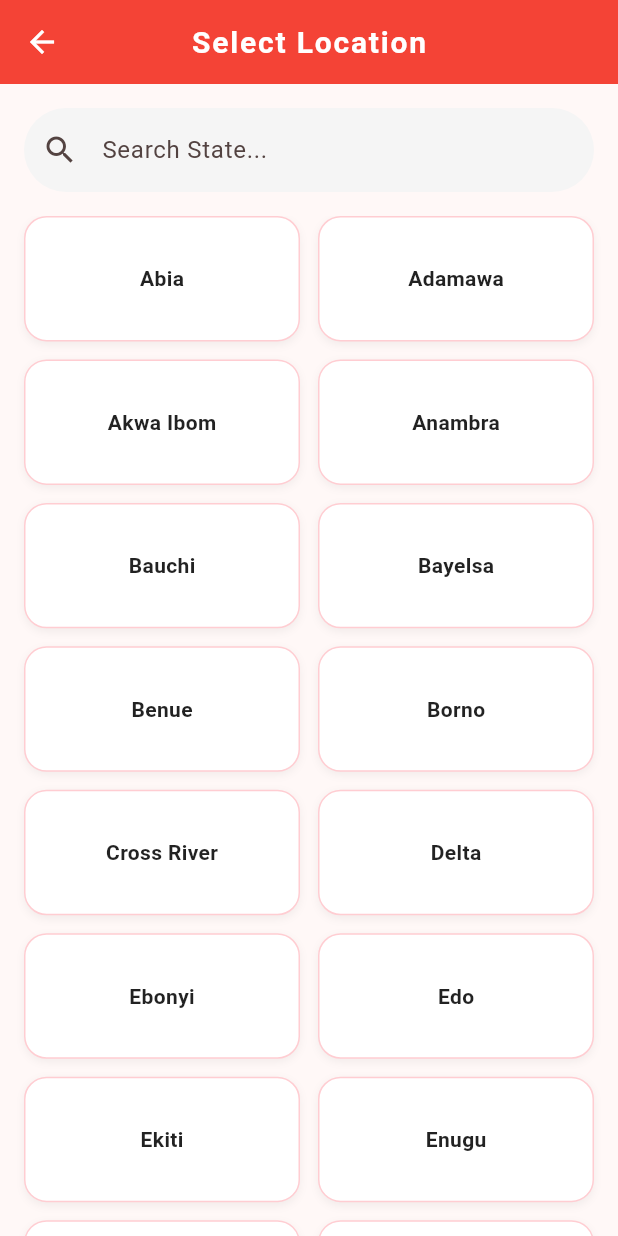
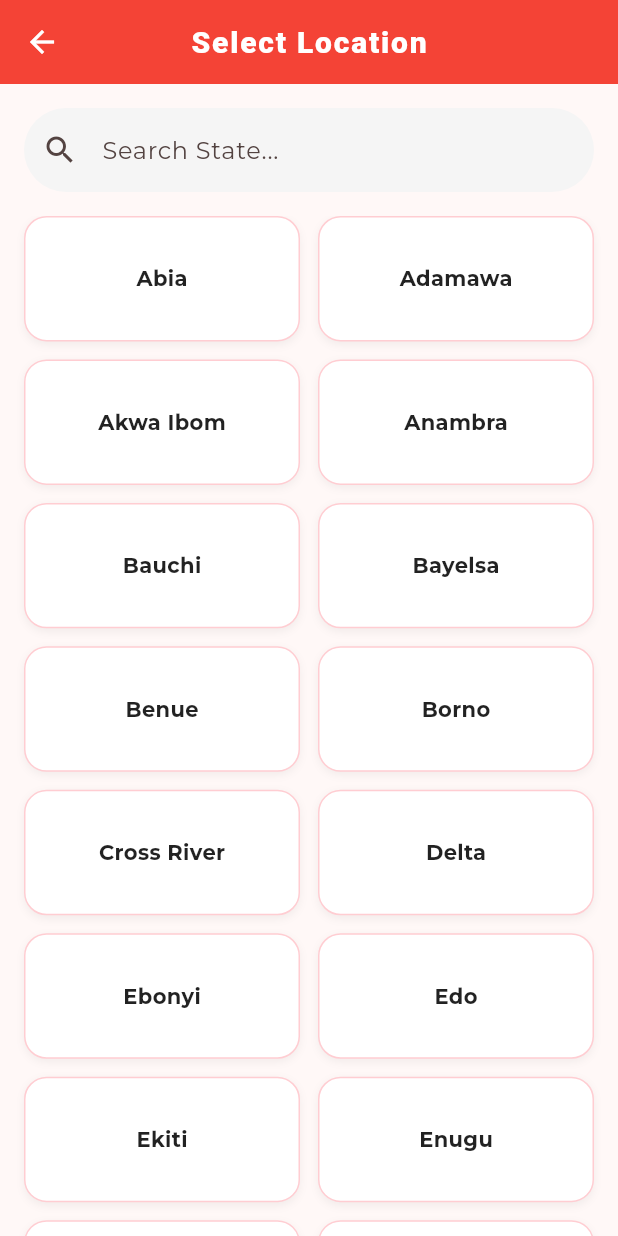
Before and after one commit to AyoAjani05/Safe_Guard, a Flutter app: the screen it shows after launch, in the side drawer, after a tap on "Browse All States", on a phone screen of 412 x 824 dp. Run offline on Flutter 3.47's test engine with Material 3 defaults, Android fonts, the phone set to English and light mode, and no system bars; project files that could hold a hidden picture were left out.

```diff
--- a/dart/lib/main.dart
+++ b/dart/lib/main.dart
@@ -2,9 +2,10 @@ import 'package:flutter/material.dart';
 import 'screens/home_page.dart'; // The new Landing Hub with GPS
 
 void main() {
+  WidgetsFlutterBinding.ensureInitialized();
+
   runApp(const EmergencyDirectoryApp());
 }
-
 class EmergencyDirectoryApp extends StatelessWidget {
   const EmergencyDirectoryApp({super.key});
 
@@ -18,13 +19,12 @@ class EmergencyDirectoryApp extends StatelessWidget {
       // This sets the "Emergency Red" branding globally as per your project theme
       theme: ThemeData(
         useMaterial3: true,
-        fontFamilyFallback: ['Sans-serif'], // Use system fonts only
+        fontFamily: "Montserrat",
         colorScheme: ColorScheme.fromSeed(
           seedColor: Colors.red,
           primary: Colors.red,
           secondary: Colors.redAccent,
         ),
-
         // Customizing the AppBar globally for a consistent look
         appBarTheme: const AppBarTheme(
           centerTitle: true,
@@ -33,7 +33,7 @@ class EmergencyDirectoryApp extends StatelessWidget {
           foregroundColor: Colors.white,
           titleTextStyle: TextStyle(
             fontSize: 20,
-            fontWeight: FontWeight.bold,
+            fontWeight: FontWeight.w900,
             letterSpacing: 1.2
           ),
         ),
```
